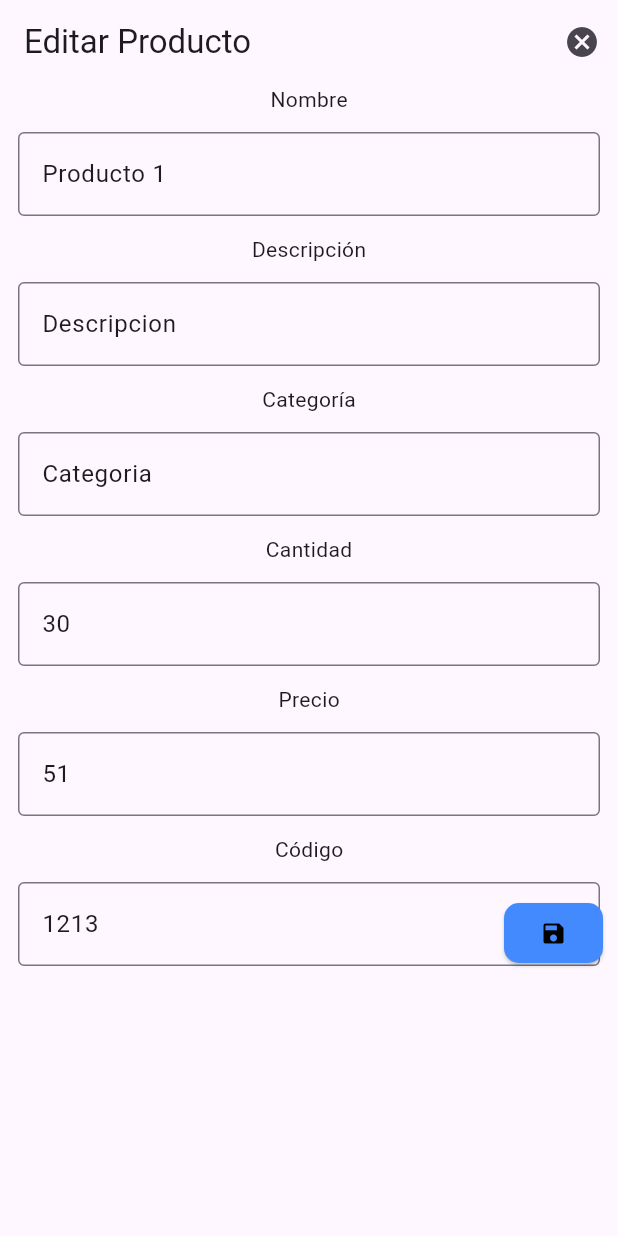
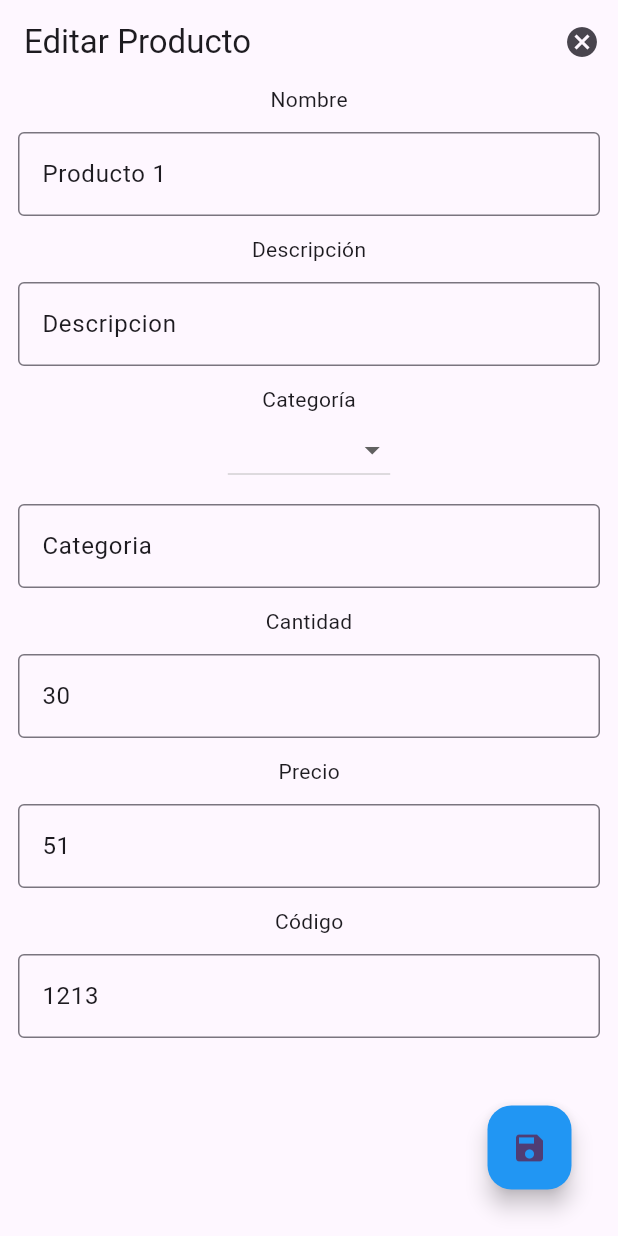
Before and after one commit to Perales14/proyecto_integrador, a Flutter app: the EditProduct screen opened directly, on a phone screen of 412 x 824 dp. Run offline on Flutter 3.47's test engine with Material 3 defaults, Android fonts, the phone set to English and light mode, and no system bars; our stand-ins replace hive; accounts and stored records are empty.

Commit message:
edit product now is Scaffold

```diff
--- a/lib/Template/view_template.dart
+++ b/lib/Template/view_template.dart
@@ -5,19 +5,20 @@ class ViewTemplate extends StatefulWidget {
   final String tittle;
   final Icon icon;
   final Function() onpressedcancel;
-  final Function() onpressedsave;
   final List<String> nombres;
   final List<TextEditingController> datos;
   final bool leadingappbar;
+  final Widget cat;
   const ViewTemplate({
     super.key,
     required this.leadingappbar,
     required this.tittle,
     required this.icon,
     required this.onpressedcancel,
-    required this.onpressedsave,
     required this.nombres,
     required this.datos,
+    //usar un widget que no modifique la vista (de constante)
+    this.cat = const SizedBox(),
   });
 
   @override
@@ -25,17 +26,10 @@ class ViewTemplate extends StatefulWidget {
 }
 
 class ViewTemplateState extends State<ViewTemplate> {
-  // int tamaño = widget.nombres.isEmpty?0:widget.nombres.length;
-
   List<Widget> lista = [];
   @override
   void initState() {
     super.initState();
-    //si tamaño de datos.lenght
-    //esto debido a que SIEMPRE debe de haber controladores.
-    // ya que como esto es una plantilla no podria utiliza un cotrolador en especifico, por lo que debe de recibirlo
-    // para que el que se haya mandado, pueda ser usado en el  "controlador" para guadarlo.
-
     for (int i = 0; i < widget.nombres.length; i++) {
       lista.add(
         Text(widget.nombres[i]),
@@ -55,20 +49,15 @@ class ViewTemplateState extends State<ViewTemplate> {
         ),
       );
     }
+
+    //agregar en la posicion 5 el widget cat
+    lista.insert(5, widget.cat);
   }
 
-  // String titulo = widget.tittle;
   @override
   Widget build(BuildContext context) {
-    return Column(
-      children: [
-        const Column(
-            // children: lista,
-            ),
-        SingleChildScrollView(
-          child: Stack(
-            children: [
-              Column(
+    return SingleChildScrollView(
+      child: Column(
         children: [
           AppBar(
             automaticallyImplyLeading: widget.leadingappbar,
@@ -91,27 +80,6 @@ class ViewTemplateState extends State<ViewTemplate> {
           ),
         ],
       ),
-              Positioned(
-                bottom: 10,
-                right: 10,
-                child: ElevatedButton(
-                  style: ElevatedButton.styleFrom(
-                    backgroundColor: Colors.blueAccent,
-                    shape: RoundedRectangleBorder(
-                      borderRadius: BorderRadius.circular(10),
-                    ),
-                  ),
-                  onPressed: widget.onpressedsave,
-                  child: const Icon(
-                    Icons.save,
-                    color: Colors.black,
-                  ),
-                ),
-              ),
-            ],
-          ),
-        ),
-      ],
     );
   }
 }
--- a/lib/Vistas/view_edit_product.dart
+++ b/lib/Vistas/view_edit_product.dart
@@ -46,15 +46,66 @@ class EditProductState extends State<EditProduct> {
 
   @override
   Widget build(BuildContext context) {
-    return SingleChildScrollView(
+    return Scaffold(
+      floatingActionButtonLocation: FloatingActionButtonLocation.endFloat,
+      floatingActionButton: Padding(
+        padding: const EdgeInsets.all(15),
+        child: FloatingActionButton(
+          // color: Colors.blue,
+          backgroundColor: Colors.blue,
+          onPressed: () {
+            //guarda los cambios en el producto con Id "codigo"
+            // print(namecontroller.text);
+          },
+          // color: Colors.blue,
+          child: const Icon(
+            Icons.save,
+          ),
+        ),
+      ),
+      body: SingleChildScrollView(
         child: ViewTemplate(
+          // cat: Combobox(),
+          // cat: const SizedBox(),
+          //poner en cat un comboobox
+          cat: DropdownButton<String>(
+            // value: categorycontroller.text,
+            // value: categorycontroller.text,
+            onChanged: (String? newValue) {
+              setState(() {
+                categorycontroller.text = newValue!;
+              });
+            },
+            items: <String>[
+              'Categoria 1',
+              'Categoria 2',
+              'Categoria 3',
+              'Categoria 4'
+            ].map<DropdownMenuItem<String>>((String value) {
+              return DropdownMenuItem<String>(
+                value: value,
+                child: Text(value),
+              );
+            }).toList(),
+            // items: <String>[
+            //   'Categoria 1',
+            //   'Categoria 2',
+            //   'Categoria 3',
+            //   'Categoria 4'
+            // ].map<DropdownMenuItem<String>>((String value) {
+            //   return DropdownMenuItem<String>(
+            //     value: value,
+            //     child: Text(value),
+            //   );
+            // }).toList(),
+          ),
           leadingappbar: false,
           tittle: 'Editar Producto',
           icon: const Icon(Icons.cancel),
-        onpressedsave: () {
-          //guarda los cambios en el producto con Id "codigo"
-          print(namecontroller.text);
-        },
+          // onpressedsave: () {
+          //   //guarda los cambios en el producto con Id "codigo"
+          //   print(namecontroller.text);
+          // },
           onpressedcancel: () {
             //elimina el producto con Id "codigo"
             Navigator.pop(context);
@@ -76,6 +127,7 @@ class EditProductState extends State<EditProduct> {
             codecontroller,
           ],
         ),
+      ),
     );
   }
 }
--- a/pubspec.yaml
+++ b/pubspec.yaml
@@ -35,6 +35,7 @@ dependencies:
   # The following adds the Cupertino Icons font to your application.
   # Use with the CupertinoIcons class for iOS style icons.
   cupertino_icons: ^1.0.2
+  hive: ^2.2.3
 
 dev_dependencies:
   flutter_test:
```
Also changed, not shown: lib/Controller/product_controller.dart (added, +42 -0 lines), lib/Controller/product_valid.dart (added, +43 -0 lines), lib/Vistas/view_new_producct.dart (+19 -4 lines), lib/Vistas/view_storage.dart (+12 -50 lines), lib/main.dart (+5 -3 lines), pubspec.lock. Lines whose indentation alone changed are shown as unchanged.
